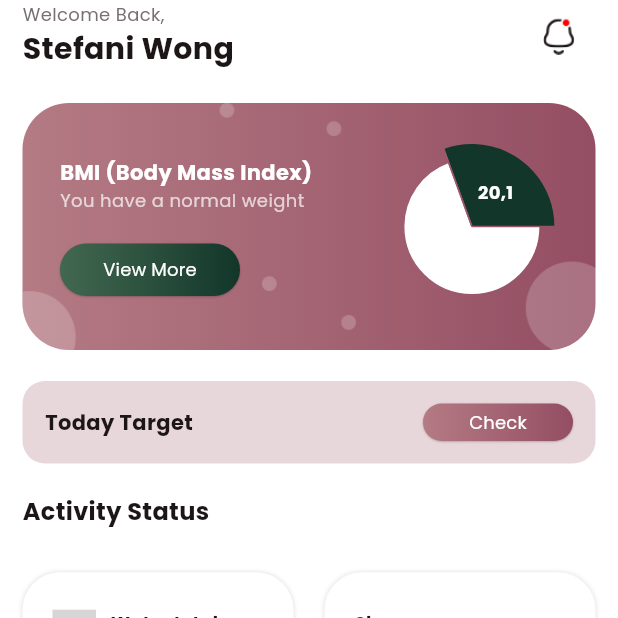
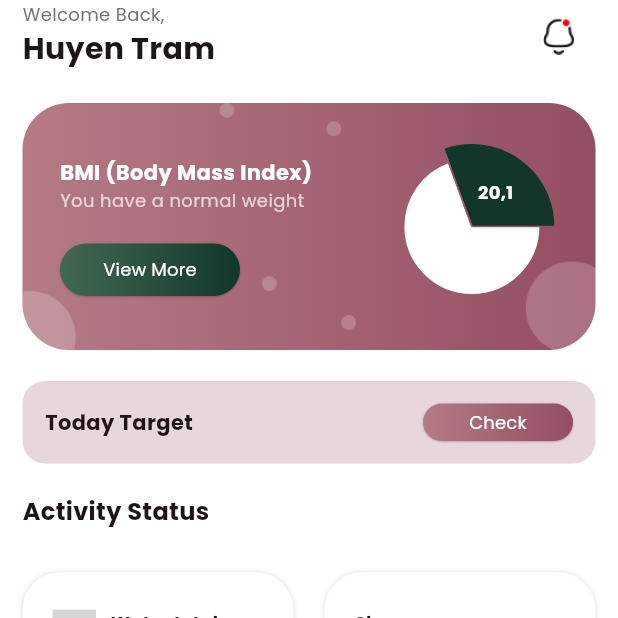
Before and after one commit to 21020286LeMinhChau/FitnessApp, a Flutter app: the HomeView screen opened directly, on a phone screen of 412 x 824 dp, the top half of it. Run offline on Flutter 3.47's test engine with Material 3 defaults, Android fonts, the light colour scheme and no system bars; drawn by our look-alikes of fl_chart, simple_circular_progress_bar; our stand-ins replace animated_toggle_switch, carousel_slider, cloud_firestore, firebase_core, fluttertoast, geolocator and 9 more; missing offline and left inert: dart:ffi, dotted_dashed_line, flutter_config, simple_animation_progress_bar; accounts and stored records are empty; key blocks and very long unbroken strings in the code were emptied for the run; grey boxes are pictures that could not be loaded.

Commit message:
fix name

```diff
--- a/lib/view/home/home_view.dart
+++ b/lib/view/home/home_view.dart
@@ -131,7 +131,7 @@ class _HomeViewState extends State<HomeView> {
                           style: TextStyle(color: TColor.gray, fontSize: 12),
                         ),
                         Text(
-                          "Stefani Wong",
+                          "Huyen Tram",
                           style: TextStyle(
                               color: TColor.black,
                               fontSize: 20,
--- a/lib/view/profile/profile_view.dart
+++ b/lib/view/profile/profile_view.dart
@@ -99,7 +99,7 @@ class _ProfileViewState extends State<ProfileView> {
                       crossAxisAlignment: CrossAxisAlignment.start,
                       children: [
                         Text(
-                          "Stefani Wong",
+                          "Huyen Tram",
                           style: TextStyle(
                             color: TColor.black,
                             fontSize: 14,
```
Also changed, not shown: 3 other files.
